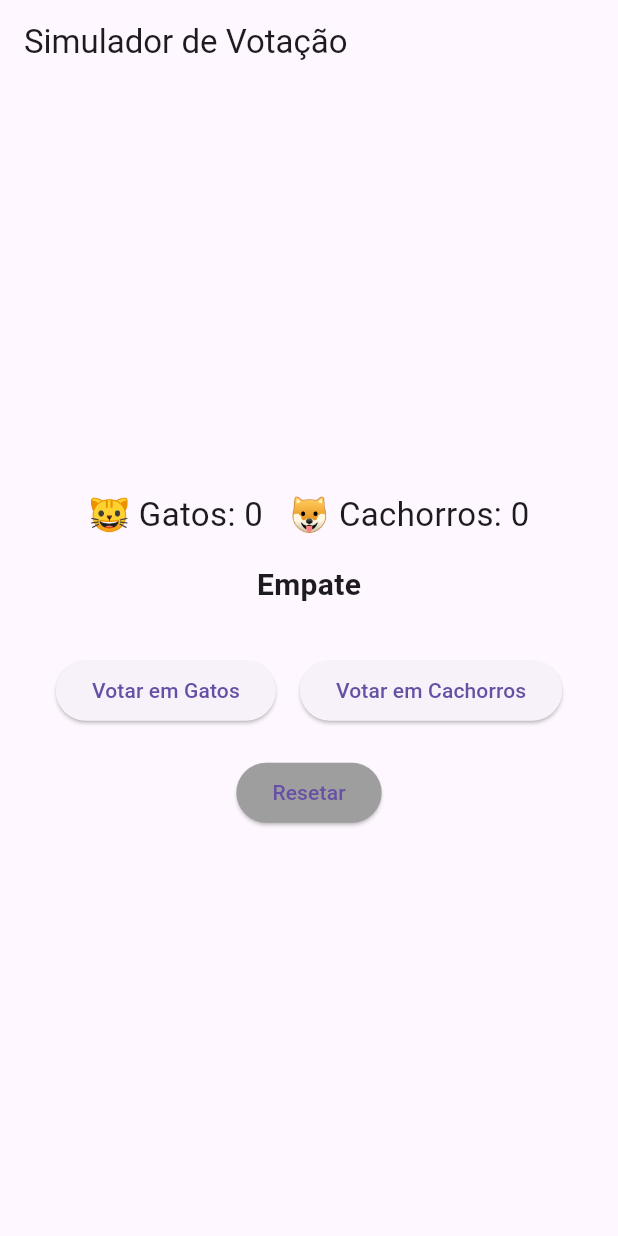
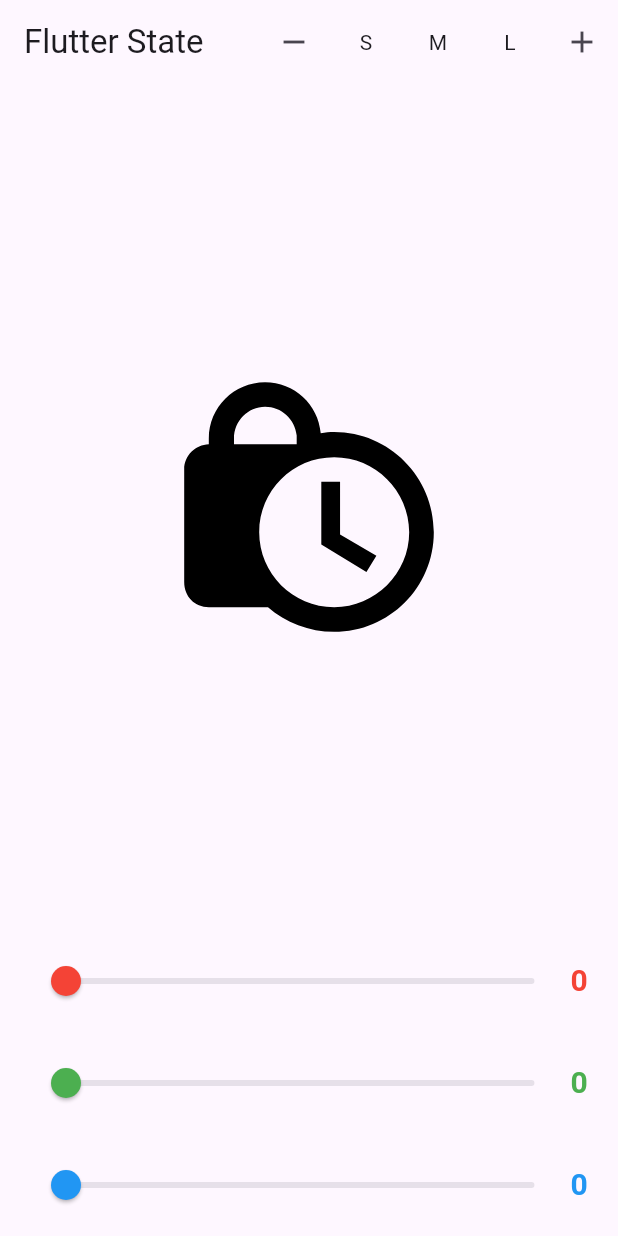
Before and after one commit to FernandoNakasone/flutter_aula07, a Flutter app: the screen it shows after launch, on a phone screen of 412 x 824 dp. Run offline on Flutter 3.47's test engine with Material 3 defaults, Android fonts, the phone set to English and light mode, and no system bars.

Commit message:
Desafio 3, alterar tamanho do icone e cor

```diff
--- a/lib/desafio1.dart
+++ b/lib/desafio1.dart
@@ -1,7 +1,4 @@
 import 'package:flutter/material.dart';
-
-void main() => runApp(MyApp());
-
 class MyApp extends StatelessWidget {
   @override
   Widget build(BuildContext context) {
--- a/lib/desafio2.dart
+++ b/lib/desafio2.dart
@@ -1,7 +1,4 @@
-
-import 'package:flutter/material.dart';
-
-void main() => runApp(VotacaoApp());
+ import 'package:flutter/material.dart';
 
 class VotacaoApp extends StatelessWidget {
   @override
--- /dev/null
+++ b/lib/desafio3.dart
@@ -0,0 +1,179 @@
+
+import 'package:flutter/material.dart';
+
+class IconApp extends StatelessWidget {
+  const IconApp({super.key});
+  @override
+  Widget build(BuildContext context) {
+    return MaterialApp(
+      title: 'Flutter Demo',
+      debugShowCheckedModeBanner: false,
+      home: const MyHomePage(),
+    );
+  }
+}
+
+class MyHomePage extends StatefulWidget {
+  const MyHomePage({super.key});
+
+  @override
+  State<MyHomePage> createState() => _MyHomePageState();
+}
+
+class _MyHomePageState extends State<MyHomePage> {
+  double size = 200;
+  int red = 0;
+  int blue = 0;
+  int green = 0;
+  @override
+  Widget build(BuildContext context) {
+    return Scaffold(
+        appBar: AppBar(
+          title: Text('Flutter State'),
+          actions: [
+            IconButton(
+              icon: const Icon(Icons.remove),
+              onPressed: () {
+                setState(() {
+                  if(size > 100){
+                  size-=10;
+                  }
+                });
+              },
+            ),
+            IconButton(
+              icon: const Text('S'),
+              onPressed: () {
+                setState(() {
+                  size = 100;
+                });
+              },
+            ),
+            IconButton(
+              icon: const Text('M'),
+              onPressed: () {
+                setState(() {
+                  size = 200;
+                });
+              },
+            ),
+            IconButton(
+              icon: const Text('L'),
+              onPressed: () {
+                setState(() {
+                  size = 300;
+                });
+              },
+            ),
+            IconButton(
+              icon: const Icon(Icons.add),
+              onPressed: () {
+                setState(() {
+                  if(size < 300){
+                  size += 10;
+                  }
+                });
+              },
+            ),
+          ],
+        ),
+        body: Column(
+          children: [
+            Expanded(
+              child: Center(
+                child: Icon(
+                  Icons.lock_clock,
+                  size: size,
+                  color: defineCor(red, green, blue),
+                ),
+              ),
+            ),
+            Padding(
+              padding: const EdgeInsets.symmetric(horizontal: 20, vertical: 10),
+              child: Row(
+                children: [
+                  Expanded(
+                    child: Slider(
+                      activeColor: Colors.red,
+                      value: red.toDouble(),
+                      min: 0,
+                      max: 255,
+                      onChanged: (value) {
+                        setState(() {
+                          red = value.toInt();
+                        });
+                      },
+                    ),
+                  ),
+                  Text(
+                    '$red',
+                    style: TextStyle(
+                        color: Colors.red,
+                        fontWeight: FontWeight.bold,
+                        fontSize: 20),
+                  ),
+                ],
+              ),
+            ),
+            Padding(
+              padding: const EdgeInsets.symmetric(horizontal: 20, vertical: 10),
+              child: Row(
+                children: [
+                  Expanded(
+                    child: Slider(
+                      activeColor: Colors.green,
+                      value: green.toDouble(),
+                      min: 0,
+                      max: 255,
+                      onChanged: (value) {
+                        setState(() {
+                          green = value.toInt();
+                        });
+                      },
+                    ),
+                  ),
+                  Text(
+                    '$green',
+                    style: TextStyle(
+                        color: Colors.green,
+                        fontWeight: FontWeight.bold,
+                        fontSize: 20),
+                  ),
+                ],
+              ),
+            ),
+            Padding(
+              padding: const EdgeInsets.symmetric(horizontal: 20, vertical: 10),
+              child: Row(
+                children: [
+                  Expanded(
+                    child: Slider(
+                      activeColor: Colors.blue,
+                      value: blue.toDouble(),
+                      min: 0,
+                      max: 255,
+                      onChanged: (value) {
+                        setState(() {
+                          blue = value.toInt();
+                        });
+                      },
+                    ),
+                  ),
+                  Text(
+                    '$blue',
+                    style: TextStyle(
+                        color: Colors.blue,
+                        fontWeight: FontWeight.bold,
+                        fontSize: 20),
+                  ),
+                ],
+              ),
+            ),
+          ],
+        ));
+  }
+}
+
+Color defineCor(red,green,blue){
+  return Color.fromRGBO(red, green, blue, 1);
+}
--- a/lib/main.dart
+++ b/lib/main.dart
@@ -1,8 +1,10 @@
 import 'package:aula07_state/desafio1.dart';
 import 'package:aula07_state/desafio2.dart';
+import 'package:aula07_state/desafio3.dart';
 import 'package:flutter/material.dart';
 
 void main(){
   //runApp(MyApp());
-  runApp(VotacaoApp());
+  //runApp(VotacaoApp());
+  runApp(IconApp());
 }
```
